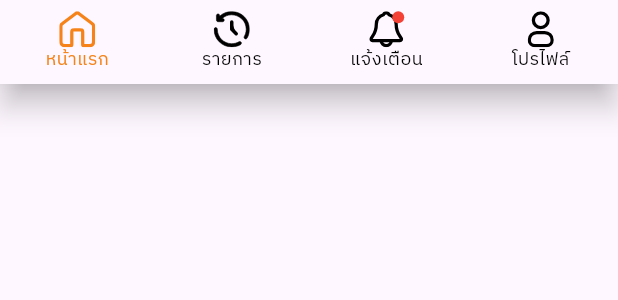
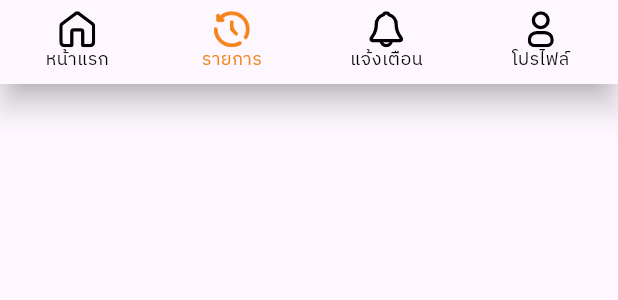
Before and after one commit to 17punchisama/FoodBridge, a Flutter app: the NavBar widget shown alone on an empty page, opened directly, on a phone screen of 412 x 824 dp. Shown: the top 300 px of the screen. Run offline on Flutter 3.47's test engine with Material 3 defaults, Android fonts, the light colour scheme and no system bars; our stand-ins replace flutter_secure_storage, flutter_svg, geocoding, geolocator, google_maps_flutter, image_picker and 1 more; accounts and stored records are empty; network calls fail; project files that could hold a hidden picture were left out.

Commit message:
navbar each page

```diff
--- a/foodbridgeapp/lib/screens/history_order_page.dart
+++ b/foodbridgeapp/lib/screens/history_order_page.dart
@@ -213,7 +213,10 @@ class _HistoryOrderPageState extends State<HistoryOrderPage> {
       length: 3,
       child: Scaffold(
         backgroundColor: Colors.white,
-        bottomNavigationBar: NavBar(),
+        bottomNavigationBar: const NavBar(
+          currentIndex: 1,
+          hasNotification: false,
+        ),
         appBar: AppBar(
           backgroundColor: Colors.white,
           elevation: 0,
--- a/foodbridgeapp/lib/screens/nav_bar.dart
+++ b/foodbridgeapp/lib/screens/nav_bar.dart
@@ -6,7 +6,7 @@ import 'post_page.dart';
 import 'profile_page.dart';
 import 'history_order_page.dart';
 
-class NavBar extends StatelessWidget {
+class NavBar extends StatefulWidget {
   final int currentIndex;
   final bool hasNotification;
 
@@ -17,18 +17,13 @@ class NavBar extends StatelessWidget {
   }) : super(key: key);
 
   @override
-  Widget build(BuildContext context) {
-    const Color activeColor = Color(0xFFF58319);
-    const Color inactiveColor = Colors.black;
+  State<NavBar> createState() => _NavBarState();
+}
 
-    return BottomNavigationBar(
-      currentIndex: currentIndex,
-      selectedItemColor: activeColor,
-      unselectedItemColor: inactiveColor,
-      type: BottomNavigationBarType.fixed,
-      selectedFontSize: 12, // keep consistent
-      unselectedFontSize: 12, // no text size jump
-      onTap: (index) {
+class _NavBarState extends State<NavBar> {
+  void _onItemTapped(int index) {
+    if (index == widget.currentIndex) return;
+
     Widget page;
     switch (index) {
       case 0:
@@ -36,6 +31,7 @@ class NavBar extends StatelessWidget {
         break;
       case 1:
         page = const HistoryOrderPage();
+        break;
       case 2:
         page = const NotificationPage();
         break;
@@ -45,11 +41,26 @@ class NavBar extends StatelessWidget {
       default:
         page = const HomePage();
     }
-        Navigator.push(
+
+    Navigator.pushReplacement(
       context,
       MaterialPageRoute(builder: (_) => page),
     );
-      },
+  }
+
+  @override
+  Widget build(BuildContext context) {
+    const Color activeColor = Color(0xFFF58319);
+    const Color inactiveColor = Colors.black;
+
+    return BottomNavigationBar(
+      currentIndex: widget.currentIndex,
+      onTap: _onItemTapped,
+      selectedItemColor: activeColor,
+      unselectedItemColor: inactiveColor,
+      type: BottomNavigationBarType.fixed,
+      selectedFontSize: 12,
+      unselectedFontSize: 12,
       items: [
         BottomNavigationBarItem(
           icon: SvgPicture.asset(
@@ -57,7 +68,7 @@ class NavBar extends StatelessWidget {
             width: 24,
             height: 24,
             colorFilter: ColorFilter.mode(
-              currentIndex == 0 ? activeColor : inactiveColor,
+              widget.currentIndex == 0 ? activeColor : inactiveColor,
               BlendMode.srcIn,
             ),
           ),
@@ -69,7 +80,7 @@ class NavBar extends StatelessWidget {
             width: 24,
             height: 24,
             colorFilter: ColorFilter.mode(
-              currentIndex == 1 ? activeColor : inactiveColor,
+              widget.currentIndex == 1 ? activeColor : inactiveColor,
               BlendMode.srcIn,
             ),
           ),
@@ -83,11 +94,11 @@ class NavBar extends StatelessWidget {
                 width: 24,
                 height: 24,
                 colorFilter: ColorFilter.mode(
-                  currentIndex == 2 ? activeColor : inactiveColor,
+                  widget.currentIndex == 2 ? activeColor : inactiveColor,
                   BlendMode.srcIn,
                 ),
               ),
-              if (hasNotification)
+              if (widget.hasNotification)
                 Positioned(
                   right: 0,
                   top: 0,
@@ -110,7 +121,7 @@ class NavBar extends StatelessWidget {
             width: 24,
             height: 24,
             colorFilter: ColorFilter.mode(
-              currentIndex == 3 ? activeColor : inactiveColor,
+              widget.currentIndex == 3 ? activeColor : inactiveColor,
               BlendMode.srcIn,
             ),
           ),
--- a/foodbridgeapp/lib/screens/notification_page.dart
+++ b/foodbridgeapp/lib/screens/notification_page.dart
@@ -296,7 +296,10 @@ class _NotificationPageState extends State<NotificationPage> {
                     );
                   },
                 ),
-      bottomNavigationBar: const NavBar(),
+      bottomNavigationBar: const NavBar(
+          currentIndex: 2,
+          hasNotification: false,
+        ),
     );
   }
 }
```
Lines whose indentation alone changed are shown as unchanged.
